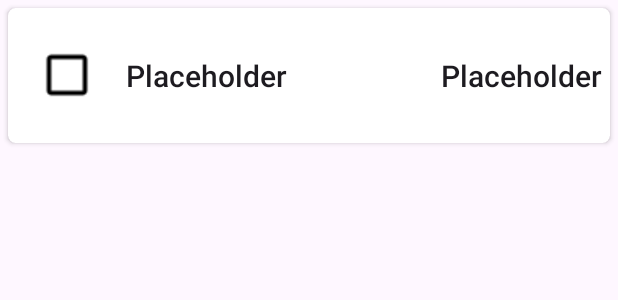
After one commit to nimaintz/taskManager_project_MDAD, an Android app: the layout task_item_cell.xml on its own in the app's theme, with its tools: preview values and no code run, on a phone screen of 412 x 824 dp. The commit adds this screen. Shown: the top 300 px of the screen. Run offline under Robolectric (Android 15) with nearby library versions, the phone set to English and light mode, and no system bars.

Commit message:
updated the tasks
made a RecyclerView for them

```diff
--- a/app/build.gradle.kts
+++ b/app/build.gradle.kts
@@ -14,7 +14,7 @@ android {
 
     defaultConfig {
         applicationId = "com.example.taskmanager_project_mdad"
-        minSdk = 24
+        minSdk = 26
         targetSdk = 34
         versionCode = 1
         versionName = "1.0"
--- /dev/null
+++ b/app/src/main/res/drawable/baseline_check_box_24.xml
@@ -0,0 +1,5 @@
+<vector xmlns:android="http://schemas.android.com/apk/res/android" android:height="24dp" android:tint="#000000" android:viewportHeight="24" android:viewportWidth="24" android:width="24dp">
+
+    <path android:fillColor="@android:color/white" android:pathData="M19,3L5,3c-1.11,0 -2,0.9 -2,2v14c0,1.1 0.89,2 2,2h14c1.11,0 2,-0.9 2,-2L21,5c0,-1.1 -0.89,-2 -2,-2zM10,17l-5,-5 1.41,-1.41L10,14.17l7.59,-7.59L19,8l-9,9z"/>
+
+</vector>
--- /dev/null
+++ b/app/src/main/res/drawable/check_box_blank.xml
@@ -0,0 +1,5 @@
+<vector xmlns:android="http://schemas.android.com/apk/res/android" android:height="24dp" android:tint="#000000" android:viewportHeight="24" android:viewportWidth="24" android:width="24dp">
+
+    <path android:fillColor="@android:color/white" android:pathData="M19,5v14H5V5h14m0,-2H5c-1.1,0 -2,0.9 -2,2v14c0,1.1 0.9,2 2,2h14c1.1,0 2,-0.9 2,-2V5c0,-1.1 -0.9,-2 -2,-2z"/>
+
+</vector>
--- /dev/null
+++ b/app/src/main/res/layout/task_item_cell.xml
@@ -0,0 +1,47 @@
+<?xml version="1.0" encoding="utf-8"?>
+<androidx.cardview.widget.CardView xmlns:android="http://schemas.android.com/apk/res/android"
+    android:layout_width="match_parent"
+    android:layout_height="90dp"
+    xmlns:app="http://schemas.android.com/apk/res-auto"
+    android:id="@+id/taskCellContainer"
+    app:cardCornerRadius="5dp"
+    android:layout_margin="5dp">
+
+    <LinearLayout
+        android:layout_width="match_parent"
+        android:layout_height="match_parent"
+        android:orientation="horizontal">
+
+        <ImageButton
+            android:layout_width="wrap_content"
+            android:layout_height="wrap_content"
+            android:id="@+id/complete_button"
+            android:layout_marginHorizontal="15dp"
+            android:src="@drawable/check_box_blank"
+            android:backgroundTint="@android:color/transparent"
+            android:layout_gravity="center"
+            android:scaleY="1.5"
+            android:scaleX="1.5"
+            android:contentDescription="@string/checkbox"/>
+
+        <TextView
+            android:layout_width="0dp"
+            android:layout_height="wrap_content"
+            android:id="@+id/name"
+            android:text="@string/placeholder"
+            style="@style/TextAppearance.AppCompat.Title"
+            android:layout_gravity="center"
+            android:layout_weight="1"/>
+
+        <TextView
+            android:layout_marginHorizontal="5dp"
+            android:layout_width="wrap_content"
+            android:layout_height="wrap_content"
+            android:id="@+id/due_time"
+            android:text="@string/placeholder"
+            style="@style/TextAppearance.AppCompat.Title"
+            android:layout_gravity="center"
+            />
+
+    </LinearLayout>
+</androidx.cardview.widget.CardView>
--- a/app/src/main/res/values/colors.xml
+++ b/app/src/main/res/values/colors.xml
@@ -2,4 +2,5 @@
 <resources>
     <color name="black">#FF000000</color>
     <color name="white">#FFFFFFFF</color>
+    <color name="purple">#FF6200EE</color>
 </resources>
--- a/app/src/main/res/values/strings.xml
+++ b/app/src/main/res/values/strings.xml
@@ -2,4 +2,6 @@
     <string name="app_name">taskManager_project_MDAD</string>
     <!-- TODO: Remove or change this placeholder text -->
     <string name="hello_blank_fragment">Hello blank fragment</string>
+    <string name="checkbox">CheckBox</string>
+    <string name="placeholder">Placeholder</string>
 </resources>
```
Also changed, not shown: app/src/main/java/com/example/taskmanager_project_mdad/MainActivity.kt (+20 -7 lines), app/src/main/java/com/example/taskmanager_project_mdad/NewTaskMenu.kt (+23 -3 lines), app/src/main/java/com/example/taskmanager_project_mdad/TaskItem.kt (added, +29 -0 lines), app/src/main/java/com/example/taskmanager_project_mdad/TaskItemAdapter.kt (added, +24 -0 lines), app/src/main/java/com/example/taskmanager_project_mdad/TaskItemViewHolder.kt (added, +23 -0 lines), app/src/main/java/com/example/taskmanager_project_mdad/TaskView.kt (+31 -5 lines), app/src/main/res/layout/activity_main.xml (+31 -34 lines), app/src/main/res/layout/fragment_new_task_menu.xml (+6 -1 lines).
